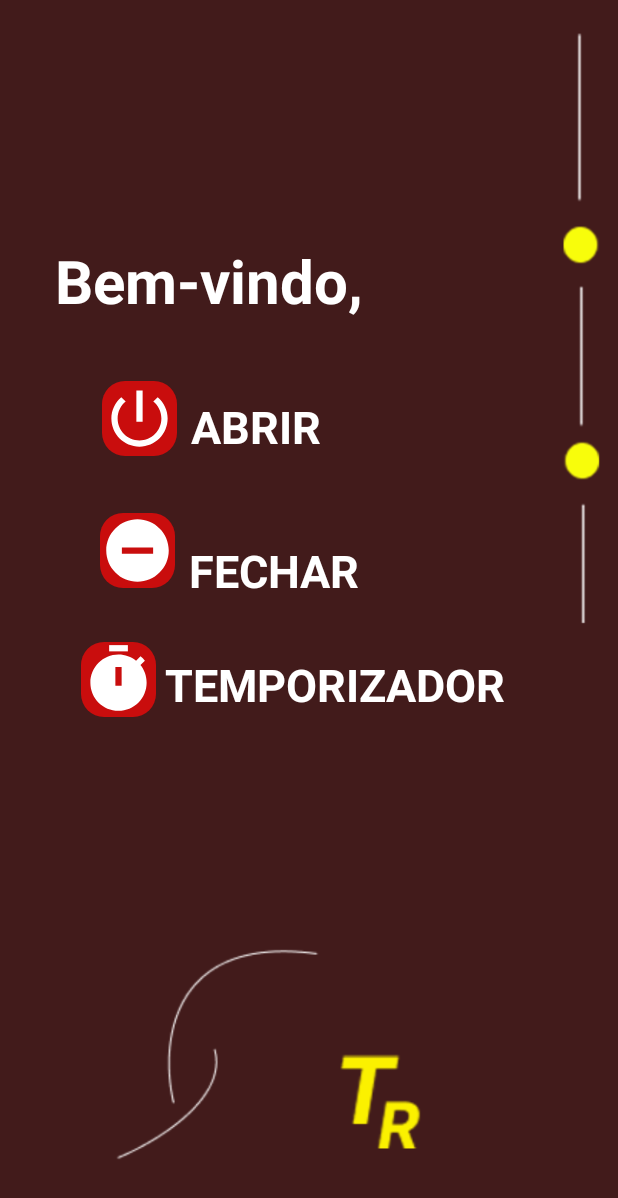
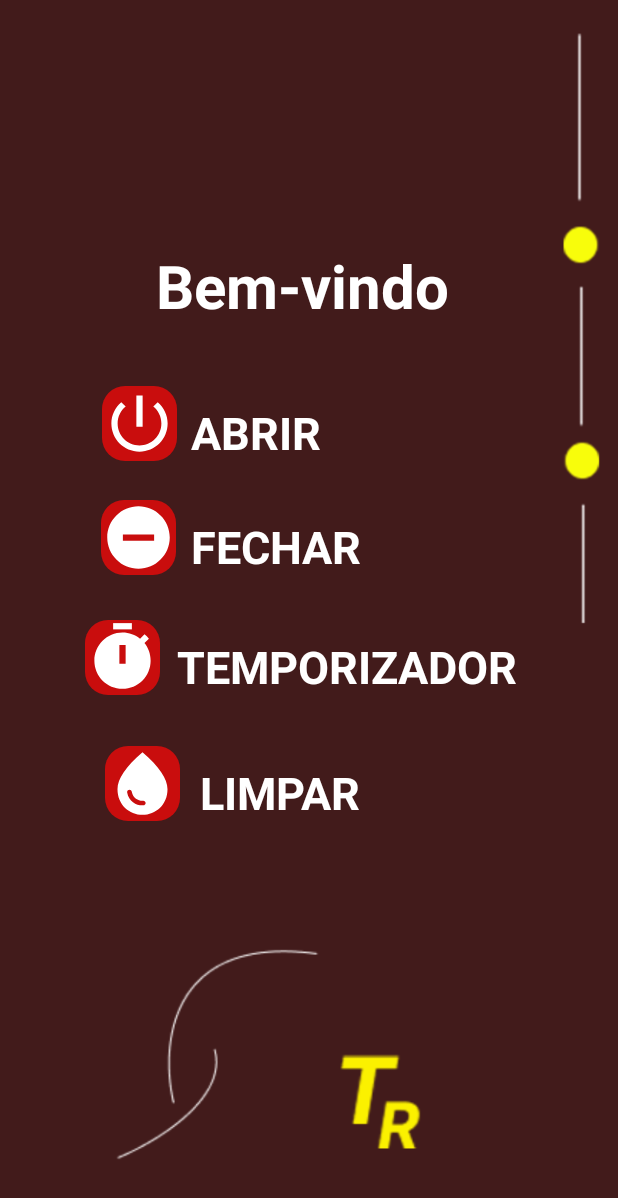
Before and after one commit to JenniferMorais/teto-retratil, an Android app: the FormMenu screen opened directly, with no data from a screen before it, on a phone screen of 412 x 824 dp. Shown: the top 1198 px of the screen. Run offline under Robolectric (Android 15) with nearby library versions, the phone set to English and light mode, and no system bars; our stand-ins replace Firebase (no records; nobody signed in at launch, a user with empty details on screens opened directly).

Commit message:
subindo ajustes

```diff
--- a/projeto/app/src/main/java/com/example/tetoretratil/CadastroForm.java
+++ b/projeto/app/src/main/java/com/example/tetoretratil/CadastroForm.java
@@ -108,7 +108,7 @@ public class CadastroForm extends AppCompatActivity {
                     u.setId(auth.getUid());
                     u.setNome(nome);
                     u.setStatus(0);
-                    u.setTempo(" ");
+                    u.setLimpeza(0);
                     u.salvar();
 
                     Intent intent = new Intent(getApplicationContext(), FormLogin.class);
@@ -143,8 +143,6 @@ public class CadastroForm extends AppCompatActivity {
         senha_cadastro = findViewById(R.id.senha_cadastro);
         cadastro_button = findViewById(R.id.cadastro_button);
         voltar = findViewById(R.id.volta);
-
         txt_voltar = findViewById(R.id.txt_voltar);
-
     }
 }
--- /dev/null
+++ b/projeto/app/src/main/res/drawable/ic_gota.xml
@@ -0,0 +1,5 @@
+<vector android:height="24dp" android:tint="#FFFFFF"
+    android:viewportHeight="24" android:viewportWidth="24"
+    android:width="24dp" xmlns:android="http://schemas.android.com/apk/res/android">
+    <path android:fillColor="@android:color/white" android:pathData="M12,2c-5.33,4.55 -8,8.48 -8,11.8c0,4.98 3.8,8.2 8,8.2s8,-3.22 8,-8.2C20,10.48 17.33,6.55 12,2zM7.83,14c0.37,0 0.67,0.26 0.74,0.62c0.41,2.22 2.28,2.98 3.64,2.87c0.43,-0.02 0.79,0.32 0.79,0.75c0,0.4 -0.32,0.73 -0.72,0.75c-2.13,0.13 -4.62,-1.09 -5.19,-4.12C7.01,14.42 7.37,14 7.83,14z"/>
+</vector>
--- a/projeto/app/src/main/res/layout/activity_form_menu.xml
+++ b/projeto/app/src/main/res/layout/activity_form_menu.xml
@@ -11,16 +11,16 @@
         android:id="@+id/comeco"
         android:layout_width="wrap_content"
         android:layout_height="wrap_content"
-        android:text="Bem-vindo, "
+        android:text="Bem-vindo"
         android:textColor="@color/white"
         android:textSize="40sp"
         android:textStyle="bold"
         app:layout_constraintBottom_toBottomOf="parent"
         app:layout_constraintEnd_toEndOf="parent"
-        app:layout_constraintHorizontal_bias="0.187"
+        app:layout_constraintHorizontal_bias="0.479"
         app:layout_constraintStart_toStartOf="parent"
         app:layout_constraintTop_toTopOf="parent"
-        app:layout_constraintVertical_bias="0.208" />
+        app:layout_constraintVertical_bias="0.212" />
 
     <ImageView
         android:id="@+id/abrir_button"
@@ -39,13 +39,13 @@
         android:id="@+id/temporizador"
         android:layout_width="wrap_content"
         android:layout_height="wrap_content"
-        android:layout_marginTop="436dp"
+        android:layout_marginTop="424dp"
         android:text="TEMPORIZADOR"
         android:textColor="@color/white"
         android:textSize="30sp"
         android:textStyle="bold"
         app:layout_constraintEnd_toEndOf="parent"
-        app:layout_constraintHorizontal_bias="0.594"
+        app:layout_constraintHorizontal_bias="0.639"
         app:layout_constraintStart_toStartOf="parent"
         app:layout_constraintTop_toTopOf="parent" />
 
@@ -54,25 +54,52 @@
         android:layout_width="50dp"
         android:layout_height="50dp"
         android:layout_gravity="center_horizontal"
-        android:layout_marginTop="36dp"
+        android:layout_marginTop="196dp"
         android:background="@drawable/menu"
         app:layout_constraintEnd_toStartOf="@+id/temporizador"
-        app:layout_constraintHorizontal_bias="0.902"
+        app:layout_constraintHorizontal_bias="0.835"
         app:layout_constraintStart_toStartOf="parent"
-        app:layout_constraintTop_toBottomOf="@+id/fechar_button"
+        app:layout_constraintTop_toBottomOf="@+id/comeco"
         app:srcCompat="@drawable/ic_temporizador" />
+
+    <TextView
+        android:id="@+id/limpar"
+        android:layout_width="wrap_content"
+        android:layout_height="wrap_content"
+        android:layout_marginTop="508dp"
+        android:text="LIMPAR"
+        android:textColor="@color/white"
+        android:textSize="30sp"
+        android:textStyle="bold"
+        app:layout_constraintEnd_toEndOf="parent"
+        app:layout_constraintHorizontal_bias="0.438"
+        app:layout_constraintStart_toStartOf="parent"
+        app:layout_constraintTop_toTopOf="parent" />
+
+    <ImageView
+        android:id="@+id/limpar_button"
+        android:layout_width="50dp"
+        android:layout_height="50dp"
+        android:layout_gravity="center_horizontal"
+        android:layout_marginTop="280dp"
+        android:background="@drawable/menu"
+        app:layout_constraintEnd_toStartOf="@+id/limpar"
+        app:layout_constraintHorizontal_bias="0.843"
+        app:layout_constraintStart_toStartOf="parent"
+        app:layout_constraintTop_toBottomOf="@+id/comeco"
+        app:srcCompat="@drawable/ic_gota" />
 
     <TextView
         android:id="@+id/abrir"
         android:layout_width="wrap_content"
         android:layout_height="wrap_content"
-        android:layout_marginTop="264dp"
+        android:layout_marginTop="268dp"
         android:text="ABRIR"
         android:textColor="@color/white"
         android:textSize="30sp"
         android:textStyle="bold"
         app:layout_constraintEnd_toEndOf="parent"
-        app:layout_constraintHorizontal_bias="0.392"
+        app:layout_constraintHorizontal_bias="0.391"
         app:layout_constraintStart_toStartOf="parent"
         app:layout_constraintTop_toTopOf="parent" />
 
@@ -80,13 +107,13 @@
         android:id="@+id/fechar"
         android:layout_width="wrap_content"
         android:layout_height="wrap_content"
-        android:layout_marginTop="360dp"
+        android:layout_marginTop="344dp"
         android:text="FECHAR"
         android:textColor="@color/white"
         android:textSize="30sp"
         android:textStyle="bold"
         app:layout_constraintEnd_toEndOf="parent"
-        app:layout_constraintHorizontal_bias="0.423"
+        app:layout_constraintHorizontal_bias="0.427"
         app:layout_constraintStart_toStartOf="parent"
         app:layout_constraintTop_toTopOf="parent" />
 
@@ -95,10 +122,10 @@
         android:layout_width="50dp"
         android:layout_height="50dp"
         android:layout_gravity="center_horizontal"
-        android:layout_marginTop="128dp"
+        android:layout_marginTop="116dp"
         android:background="@drawable/menu"
         app:layout_constraintEnd_toStartOf="@+id/fechar"
-        app:layout_constraintHorizontal_bias="0.877"
+        app:layout_constraintHorizontal_bias="0.87"
         app:layout_constraintStart_toStartOf="parent"
         app:layout_constraintTop_toBottomOf="@+id/comeco"
         app:srcCompat="@drawable/ic_fechar" />
```
Also changed, not shown: projeto/app/src/main/java/com/example/tetoretratil/FormMenu.java (+63 -30 lines), projeto/app/src/main/java/com/example/tetoretratil/Usuario.java (+7 -7 lines).
